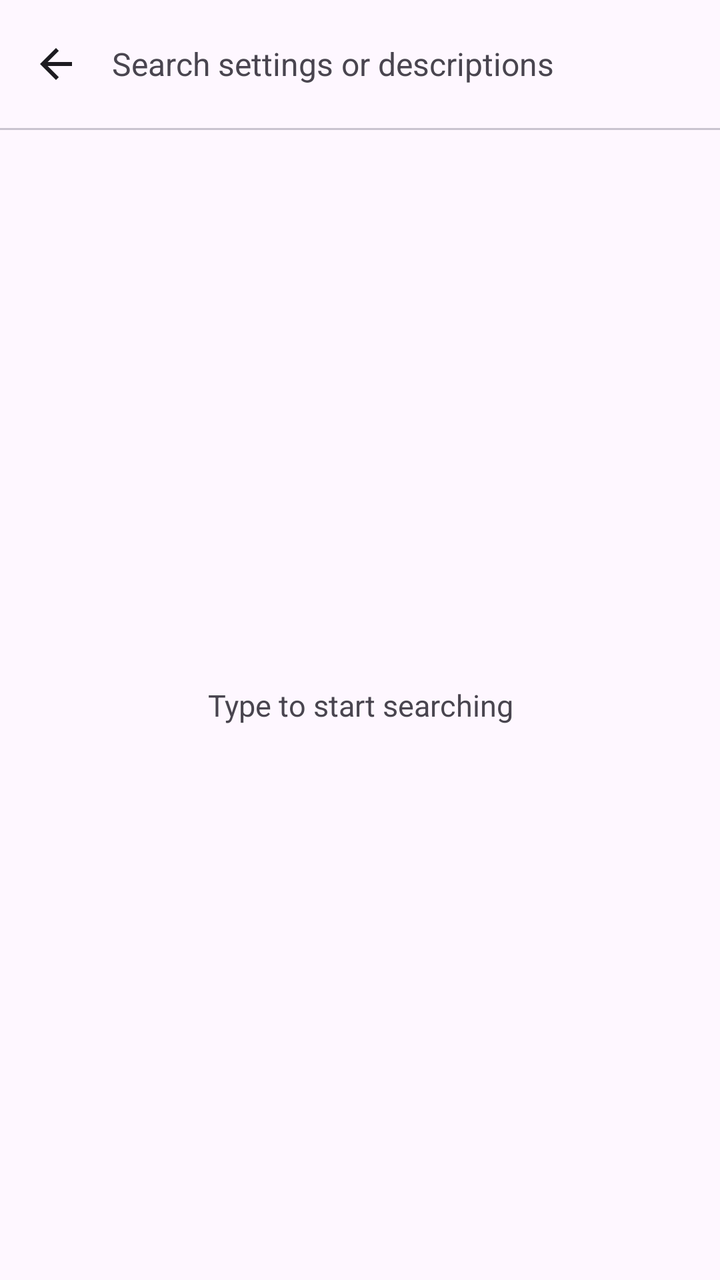
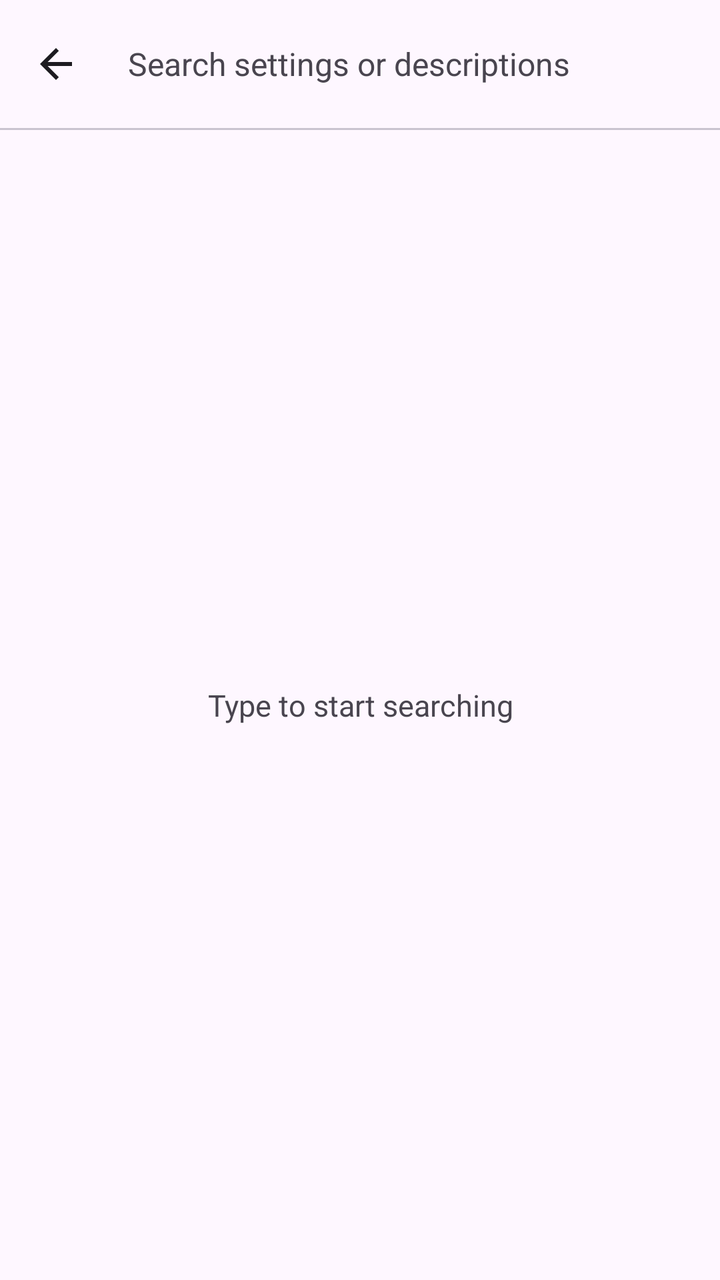

Screens rendered from an Android XML layout before and after an edit, with the pre-edit source and the edit as a unified diff.
<!-- AndroidManifest.xml: application theme Theme.PlainPad -->
<!-- res/layout/activity_settings_search.xml -->
<?xml version="1.0" encoding="utf-8"?>
<LinearLayout xmlns:android="http://schemas.android.com/apk/res/android"
    xmlns:app="http://schemas.android.com/apk/res-auto"
    android:layout_width="match_parent"
    android:layout_height="match_parent"
    android:orientation="vertical"
    android:background="?attr/colorSurface">
    <View
        android:id="@+id/statusBarFill"
        android:layout_width="match_parent"
        android:layout_height="0dp"
        android:background="?attr/colorPrimary" />

    <View
        android:id="@+id/searchStatusBarFill"
        android:layout_width="match_parent"
        android:layout_height="0dp"
        android:background="?attr/colorPrimary" />

    <com.google.android.material.appbar.MaterialToolbar
        android:id="@+id/toolbar"
        android:layout_width="match_parent"
        android:layout_height="wrap_content"
        android:minHeight="?attr/actionBarSize"
        android:background="?attr/colorSurface"
        app:navigationIcon="@drawable/ic_arrow_back">

        <LinearLayout
            android:layout_width="match_parent"
            android:layout_height="match_parent"
            android:orientation="horizontal"
            android:gravity="center_vertical">

            <EditText
                android:id="@+id/etSearch"
                android:layout_width="0dp"
                android:layout_height="match_parent"
                android:layout_weight="1"
                android:background="@null"
                android:hint="@string/settings_search_hint"
                android:imeOptions="actionSearch"
                android:inputType="text"
                android:maxLines="1"
                android:textColor="?attr/colorOnSurface"
                android:textColorHint="?android:attr/textColorSecondary"
                android:textSize="16sp" />

            <ImageButton
                android:id="@+id/btnClear"
                android:layout_width="36dp"
                android:layout_height="36dp"
                android:padding="6dp"
                android:src="@drawable/ic_close"
                android:background="?attr/selectableItemBackgroundBorderless"
                android:contentDescription="@string/clear"
                android:visibility="gone"
                app:tint="?android:attr/textColorSecondary" />
        </LinearLayout>
    </com.google.android.material.appbar.MaterialToolbar>

    <View
        android:layout_width="match_parent"
        android:layout_height="1dp"
        android:background="?attr/colorOutlineVariant" />

    <FrameLayout
        android:layout_width="match_parent"
        android:layout_height="0dp"
        android:layout_weight="1">

        <androidx.recyclerview.widget.RecyclerView
            android:id="@+id/recycler"
            android:layout_width="match_parent"
            android:layout_height="match_parent"
            android:clipToPadding="false"
            android:paddingTop="4dp"
            android:paddingBottom="16dp"
            android:scrollbars="vertical" />

        <TextView
            android:id="@+id/tvEmpty"
            android:layout_width="match_parent"
            android:layout_height="wrap_content"
            android:layout_gravity="center"
            android:gravity="center"
            android:paddingHorizontal="32dp"
            android:text="@string/settings_search_empty_hint"
            android:textColor="?android:attr/textColorSecondary"
            android:textSize="15sp" />
    </FrameLayout>
</LinearLayout>
<!-- resources referenced by this layout -->
<resources>
  <!-- drawable ic_arrow_back (drawable) -->
  <vector xmlns:android="http://schemas.android.com/apk/res/android"
      android:width="24dp" android:height="24dp"
      android:viewportWidth="24" android:viewportHeight="24">
      <path android:fillColor="?attr/colorOnSurface"
          android:pathData="M20,11H7.83l5.59,-5.59L12,4l-8,8 8,8 1.41,-1.41L7.83,13H20v-2z"/>
  </vector>
  <!-- drawable ic_close (drawable) -->
  <vector xmlns:android="http://schemas.android.com/apk/res/android"
      android:width="24dp" android:height="24dp"
      android:viewportWidth="24" android:viewportHeight="24">
      <path android:fillColor="?attr/colorOnSurface"
          android:pathData="M19,6.41L17.59,5 12,10.59 6.41,5 5,6.41 10.59,12 5,17.59 6.41,19 12,13.41 17.59,19 19,17.59 13.41,12z"/>
  </vector>
  <string name="clear">Clear</string>
  <string name="settings_search_empty_hint">Type to start searching</string>
  <string name="settings_search_hint">Search settings or descriptions</string>
  <style name="Theme.PlainPad" parent="Theme.Material3.DayNight.NoActionBar">
  
          
          <item name="editTextStyle">@style/Widget.PlainPad.EditText</item>
  
          
          <item name="materialAlertDialogTheme">@style/ThemeOverlay.PlainPad.MaterialAlertDialog</item>
  
      </style>
  <style name="Widget.PlainPad.EditText" parent="Widget.AppCompat.EditText">
          <item name="android:textAppearance">@style/TextAppearance.PlainPad.EditText</item>
          <item name="android:textSelectHandle">@drawable/ic_select_handle</item>
          <item name="android:textSelectHandleLeft">@drawable/ic_select_handle</item>
          <item name="android:textSelectHandleRight">@drawable/ic_select_handle</item>
          <item name="android:textCursorDrawable">@drawable/ic_cursor</item>
      </style>
  <style name="ThemeOverlay.PlainPad.MaterialAlertDialog" parent="ThemeOverlay.Material3.MaterialAlertDialog">
          <item name="shapeAppearanceOverlay">@style/ShapeAppearance.PlainPad.Dialog</item>
      </style>
  <style name="TextAppearance.PlainPad.EditText" parent="TextAppearance.AppCompat.Medium">
          <item name="android:textSelectHandle">@drawable/ic_select_handle</item>
          <item name="android:textSelectHandleLeft">@drawable/ic_select_handle</item>
          <item name="android:textSelectHandleRight">@drawable/ic_select_handle</item>
      </style>
  <!-- drawable ic_select_handle (drawable) -->
  <?xml version="1.0" encoding="utf-8"?>
  <vector xmlns:android="http://schemas.android.com/apk/res/android"
      android:width="16dp"
      android:height="22dp"
      android:viewportWidth="16"
      android:viewportHeight="22">
      <path
          android:fillColor="#FFFFFF"
          android:pathData="M8,0 C8,0 16,10 16,15 C16,19 12.4,22 8,22 C3.6,22 0,19 0,15 C0,10 8,0 8,0 Z" />
  </vector>
  <!-- drawable ic_cursor (drawable) -->
  <?xml version="1.0" encoding="utf-8"?>
  <shape xmlns:android="http://schemas.android.com/apk/res/android"
      android:shape="rectangle">
      <size android:width="2dp" />
      <solid android:color="?attr/colorControlActivated" />
  </shape>
  <style name="ShapeAppearance.PlainPad.Dialog" parent="">
          <item name="cornerFamily">rounded</item>
          <item name="cornerSize">24dp</item>
      </style>
</resources>

<!-- the commit's change to res/layout/activity_settings_search.xml (unified diff, before → after) -->
@@ -41,6 +41,8 @@
                 android:imeOptions="actionSearch"
                 android:inputType="text"
                 android:maxLines="1"
+                android:paddingStart="8dp"
+                android:paddingEnd="8dp"
                 android:textColor="?attr/colorOnSurface"
                 android:textColorHint="?android:attr/textColorSecondary"
                 android:textSize="16sp" />
@@ -49,6 +51,8 @@
                 android:id="@+id/btnClear"
                 android:layout_width="36dp"
                 android:layout_height="36dp"
+                android:layout_marginStart="4dp"
+                android:layout_marginEnd="4dp"
                 android:padding="6dp"
                 android:src="@drawable/ic_close"
                 android:background="?attr/selectableItemBackgroundBorderless"
